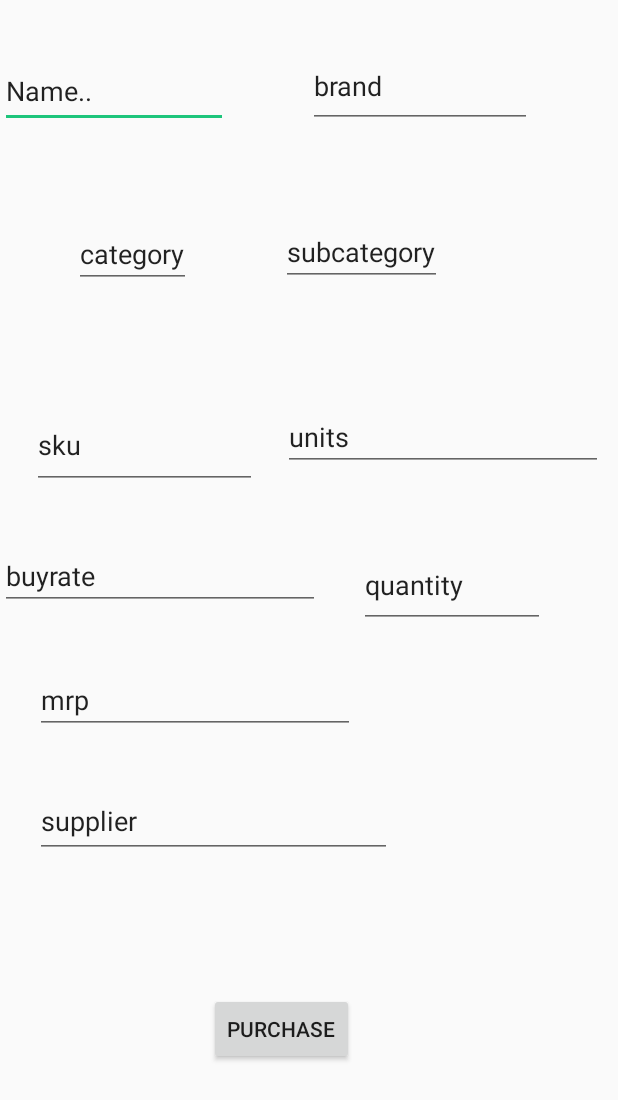
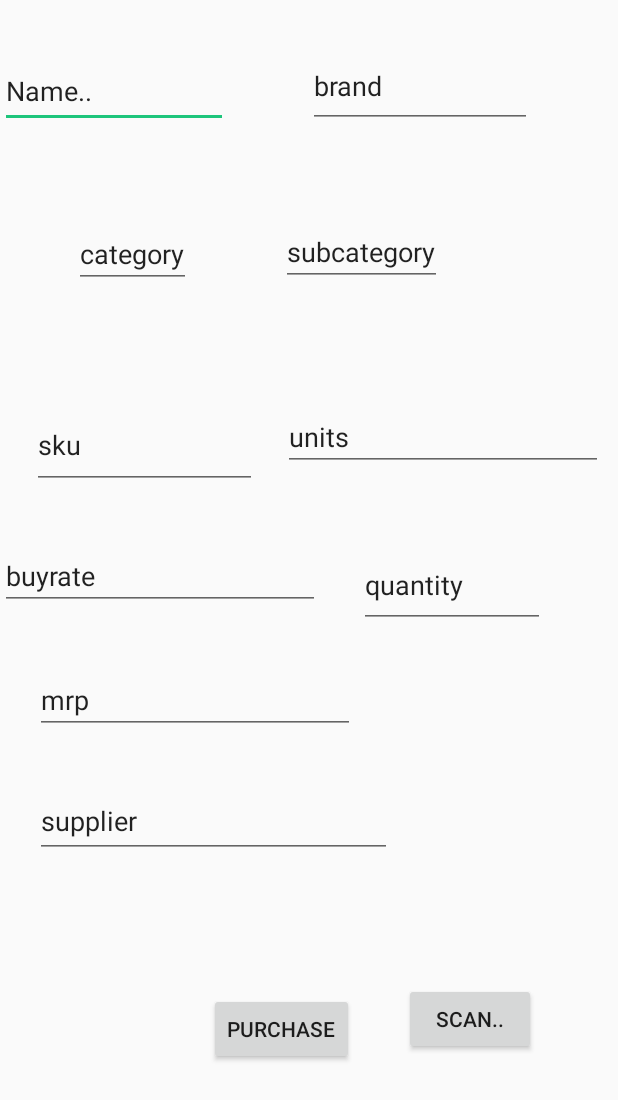
Before and after one commit to ishminsingh/SRPOS, an Android app: the layout activity_purchase_new_item.xml on its own in the app's theme, with its tools: preview values and no code run, on a phone screen of 412 x 824 dp. Shown: the top 1100 px of the screen. Run offline under Robolectric (Android 15) with nearby library versions, the phone set to English and light mode, and no system bars.

Commit message:
many changes

```diff
--- a/app/src/main/res/layout/activity_purchase_new_item.xml
+++ b/app/src/main/res/layout/activity_purchase_new_item.xml
@@ -146,4 +146,20 @@
         android:text="subcategory"
         app:layout_constraintEnd_toEndOf="parent"
         app:layout_constraintTop_toBottomOf="@+id/brand" />
+
+    <Button
+        android:id="@+id/scanner"
+        android:layout_width="wrap_content"
+        android:layout_height="wrap_content"
+        android:layout_marginStart="33dp"
+        android:layout_marginLeft="33dp"
+        android:layout_marginTop="191dp"
+        android:layout_marginEnd="55dp"
+        android:layout_marginRight="55dp"
+        android:layout_marginBottom="75dp"
+        android:text="scan.."
+        app:layout_constraintBottom_toBottomOf="parent"
+        app:layout_constraintEnd_toEndOf="parent"
+        app:layout_constraintStart_toEndOf="@+id/purchase"
+        app:layout_constraintTop_toBottomOf="@+id/quantity" />
 </androidx.constraintlayout.widget.ConstraintLayout>
```
Also changed, not shown: app/src/main/java/dev/ishmin/srpos/Products.java (+12 -39 lines), app/src/main/java/dev/ishmin/srpos/PurchaseNewItem.java (+76 -17 lines).
